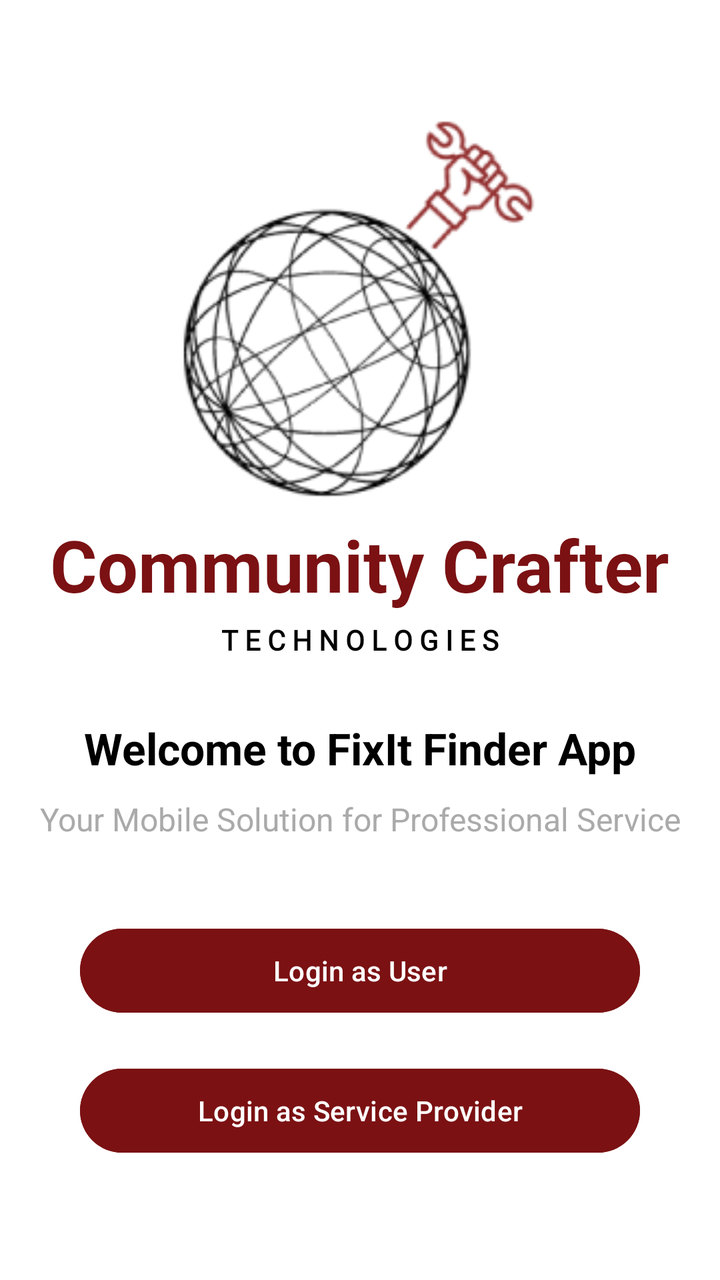
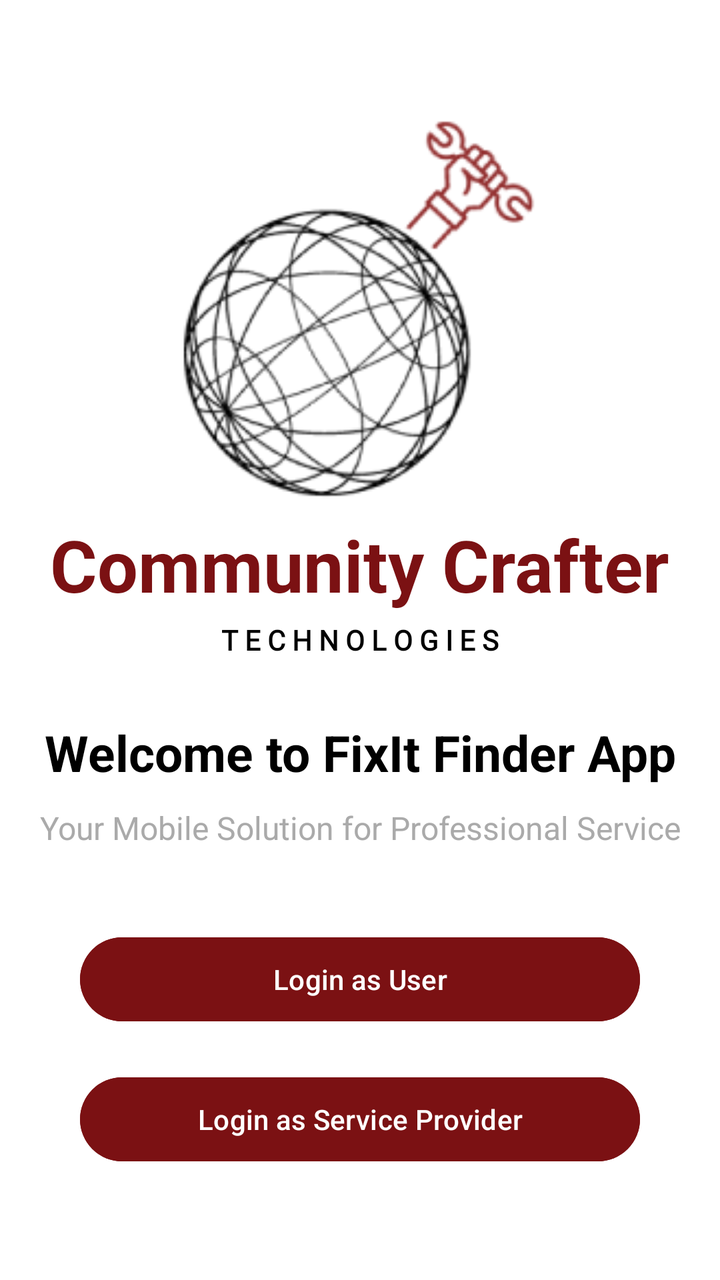

Screens rendered from an Android XML layout before and after an edit, with the pre-edit source and the edit as a unified diff.
<!-- AndroidManifest.xml: application theme Theme.FixItFinderApp -->
<!-- res/layout/activity_main.xml -->
<?xml version="1.0" encoding="utf-8"?>
<androidx.constraintlayout.widget.ConstraintLayout
    xmlns:android="http://schemas.android.com/apk/res/android"
    xmlns:app="http://schemas.android.com/apk/res-auto"
    android:layout_width="match_parent"
    android:layout_height="match_parent"
    android:background="@android:color/white">

    
    <ImageView
        android:id="@+id/logoImage"
        android:layout_width="200dp"
        android:layout_height="200dp"
        android:src="@drawable/fixitfinder"
        android:contentDescription="App Logo"
        app:layout_constraintTop_toTopOf="parent"
        app:layout_constraintLeft_toLeftOf="parent"
        app:layout_constraintRight_toRightOf="parent"
        android:layout_marginTop="50dp"/>

    
    <TextView
        android:id="@+id/tvCommunity"
        android:layout_width="wrap_content"
        android:layout_height="wrap_content"
        android:text="Community Crafter"
        android:textSize="36sp"
        android:textStyle="bold"
        android:textColor="@color/color_primary"
        app:layout_constraintTop_toBottomOf="@+id/logoImage"
        app:layout_constraintLeft_toLeftOf="parent"
        app:layout_constraintRight_toRightOf="parent"
        android:layout_marginTop="8dp"/>

    
    <TextView
        android:id="@+id/tvTech"
        android:layout_width="wrap_content"
        android:layout_height="wrap_content"
        android:layout_marginTop="4dp"
        android:fontFamily="@font/roboto_regular"
        android:text="T E C H N O L O G I E S"
        android:textColor="@color/black"
        android:textSize="14sp"
        android:textStyle="bold"
        app:layout_constraintLeft_toLeftOf="parent"
        app:layout_constraintRight_toRightOf="parent"
        app:layout_constraintTop_toBottomOf="@+id/tvCommunity" />

    
    <TextView
        android:id="@+id/tvTitle"
        android:layout_width="wrap_content"
        android:layout_height="wrap_content"
        android:text="Welcome to FixIt Finder App"
        android:textSize="22sp"
        android:textStyle="bold"
        android:textColor="@android:color/black"
        app:layout_constraintTop_toBottomOf="@+id/tvTech"
        app:layout_constraintLeft_toLeftOf="parent"
        app:layout_constraintRight_toRightOf="parent"
        android:layout_marginTop="30dp"/>

    
    <TextView
        android:id="@+id/tvSubtitle"
        android:layout_width="wrap_content"
        android:layout_height="wrap_content"
        android:text="Your Mobile Solution for Professional Service"
        android:textSize="16sp"
        android:textColor="@android:color/darker_gray"
        app:layout_constraintTop_toBottomOf="@+id/tvTitle"
        app:layout_constraintLeft_toLeftOf="parent"
        app:layout_constraintRight_toRightOf="parent"
        android:layout_marginTop="10dp"/>

    
    <Button
        android:id="@+id/btnLoginUser"
        android:layout_width="0dp"
        android:layout_height="50dp"
        android:text="Login as User"
        android:textColor="@android:color/white"
        android:backgroundTint="@color/color_primary"
        app:layout_constraintTop_toBottomOf="@+id/tvSubtitle"
        app:layout_constraintLeft_toLeftOf="parent"
        app:layout_constraintRight_toRightOf="parent"
        android:layout_marginTop="40dp"
        android:layout_marginStart="40dp"
        android:layout_marginEnd="40dp"/>

    
    <Button
        android:id="@+id/btnLoginService"
        android:layout_width="0dp"
        android:layout_height="50dp"
        android:text="Login as Service Provider"
        android:textColor="@android:color/white"
        android:backgroundTint="@color/color_primary"
        app:layout_constraintTop_toBottomOf="@+id/btnLoginUser"
        app:layout_constraintLeft_toLeftOf="parent"
        app:layout_constraintRight_toRightOf="parent"
        android:layout_marginTop="20dp"
        android:layout_marginStart="40dp"
        android:layout_marginEnd="40dp"/>

</androidx.constraintlayout.widget.ConstraintLayout>
<!-- resources referenced by this layout -->
<resources>
  <color name="black">#FF000000</color>
  <color name="color_primary">#7B1113</color>
  <!-- drawable fixitfinder: png bitmap (drawable, 29192 bytes) -->
  <style name="Theme.FixItFinderApp" parent="Base.Theme.FixItFinderApp" />
  <style name="Base.Theme.FixItFinderApp" parent="Theme.Material3.DayNight.NoActionBar">
          <item name="colorPrimary">@color/color_primary</item>
          <item name="colorSecondary">@color/color_secondary</item>
          <item name="colorSurface">@color/color_background</item>
          <item name="colorOnSurface">@color/color_text_dark</item>
          <item name="colorPrimaryContainer">@color/color_primary</item>
          <item name="colorOnPrimary">@color/color_background</item>
      </style>
  <color name="color_secondary">#825037</color>
  <color name="color_background">#FFFFFF</color>
  <color name="color_text_dark">#2C2C2C</color>
</resources>

<!-- the commit's change to res/layout/activity_main.xml (unified diff, before → after) -->
@@ -11,7 +11,7 @@
         android:id="@+id/logoImage"
         android:layout_width="200dp"
         android:layout_height="200dp"
-        android:src="@drawable/fixitfinder"
+        android:src="@drawable/ic_fixitfinder"
         android:contentDescription="App Logo"
         app:layout_constraintTop_toTopOf="parent"
         app:layout_constraintLeft_toLeftOf="parent"
@@ -53,7 +53,7 @@
         android:layout_width="wrap_content"
         android:layout_height="wrap_content"
         android:text="Welcome to FixIt Finder App"
-        android:textSize="22sp"
+        android:textSize="25sp"
         android:textStyle="bold"
         android:textColor="@android:color/black"
         app:layout_constraintTop_toBottomOf="@+id/tvTech"
<!-- resource entries referenced after the edit -->
@@ -2,7 +2,7 @@
 <resources>
   <color name="black">#FF000000</color>
   <color name="color_primary">#7B1113</color>
-  <!-- drawable fixitfinder: png bitmap (drawable, 29192 bytes) -->
+  <!-- drawable ic_fixitfinder: png bitmap (drawable, 29192 bytes) -->
   <style name="Theme.FixItFinderApp" parent="Base.Theme.FixItFinderApp" />
   <style name="Base.Theme.FixItFinderApp" parent="Theme.Material3.DayNight.NoActionBar">
           <item name="colorPrimary">@color/color_primary</item>
